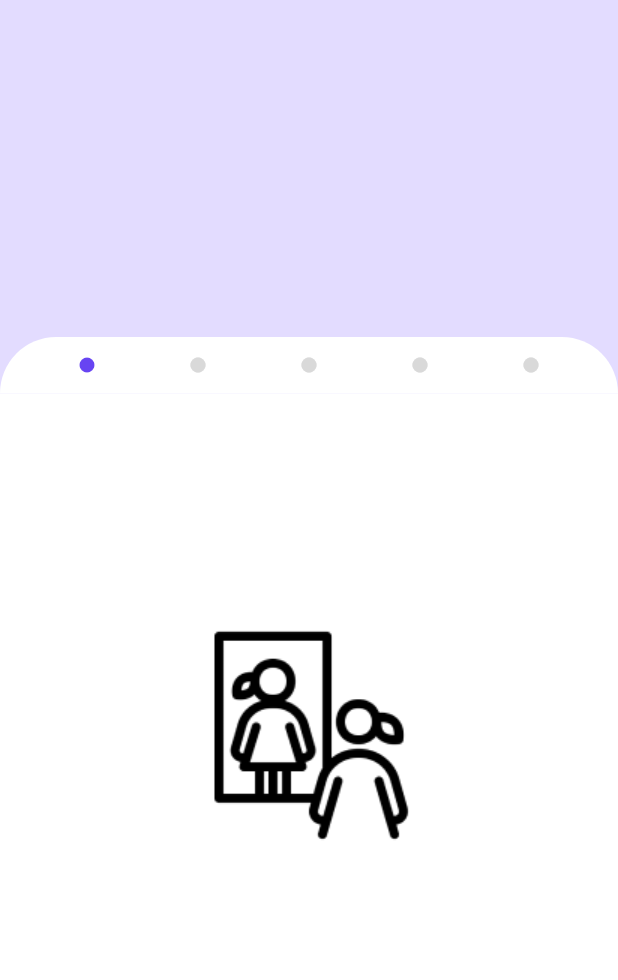
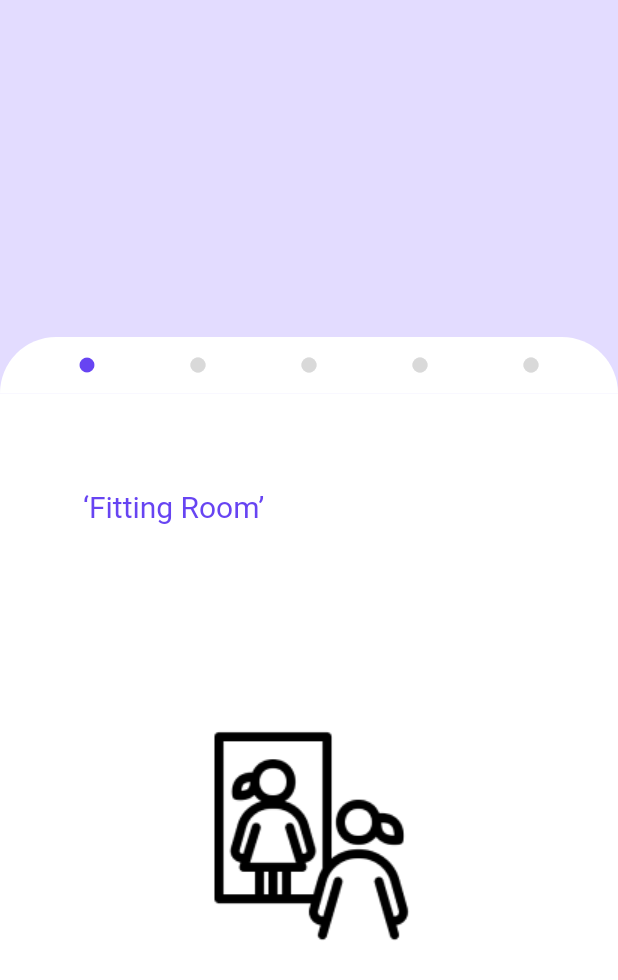
Before and after one commit to dlcodns/OSP_Prediction, a Flutter app: the screen it shows after launch, on a phone screen of 412 x 824 dp. Shown: the top 980 px of the screen. Run offline on Flutter 3.47's test engine with Material 2 defaults, Android fonts, the phone set to English and light mode, and no system bars.

Commit message:
Feat: text list (#32)

```diff
--- a/flutter_KMS/lib/guide.dart
+++ b/flutter_KMS/lib/guide.dart
@@ -8,8 +8,8 @@ class MyApp extends StatelessWidget {
   @override
   Widget build(BuildContext context) {
     return MaterialApp(
-      title: 'guide',
-      home: Guide(title: 'guide'),
+      title: 'Guide',
+      home: Guide(title: 'Guide'),
     );
   }
 }
@@ -32,6 +32,47 @@ class _GuideState extends State<Guide> {
     'assets/guide2.png',
     'assets/guide3.png',
     'assets/guide4.png',
+  ];
+
+  List<List<TextSpan>> pageTextSpans = [
+    [
+      TextSpan(
+        text: '‘Fitting Room’', style: TextStyle(color: Color(0xff6744F2)),
+      ),
+      TextSpan(
+        text: ' 고객의 신체 이미지와\n 의상의 이미지를 매칭하여 가상 피팅을\n 제공하는 앱 서비스 입니다.',
+      )
+    ],
+    [
+      TextSpan(
+        text: 'step 1. ', style: TextStyle(color: Color(0xff6744F2)),
+      ),
+      TextSpan(
+        text: '\n고객님의 신체 이미지를 저장하여\n 신체 정보를 제공해 주세요! ',
+      ),
+    ],
+    [
+      TextSpan(
+        text: 'step 2. ', style: TextStyle(color: Color(0xff6744F2)),
+      ),
+      TextSpan(
+        text: '\n착장하고 싶은 의상의 이미지를\n 업로드해 주세요! ',
+      ),
+    ],
+    [
+      TextSpan(
+        text: 'step 3. ', style: TextStyle(color: Color(0xff6744F2)),
+      ),
+      TextSpan(
+        text: '\n의상과 고객님의 신체 정보를 조합하여\n 피팅된 이미지를 제공합니다. ',
+      ),
+    ],
+    [
+      TextSpan(
+        text: '\nFitting Room을 이용하여\n 지금 바로 착장해 보세요!',
+        style: TextStyle(fontSize: 30),
+      ),
+    ],
   ];
 
   @override
@@ -148,6 +189,7 @@ class _GuideState extends State<Guide> {
       ),
     );
   }
+
   Widget _buildTabItem(int pageIndex, IconData icon) {
     return GestureDetector(
       onTap: () {
```
